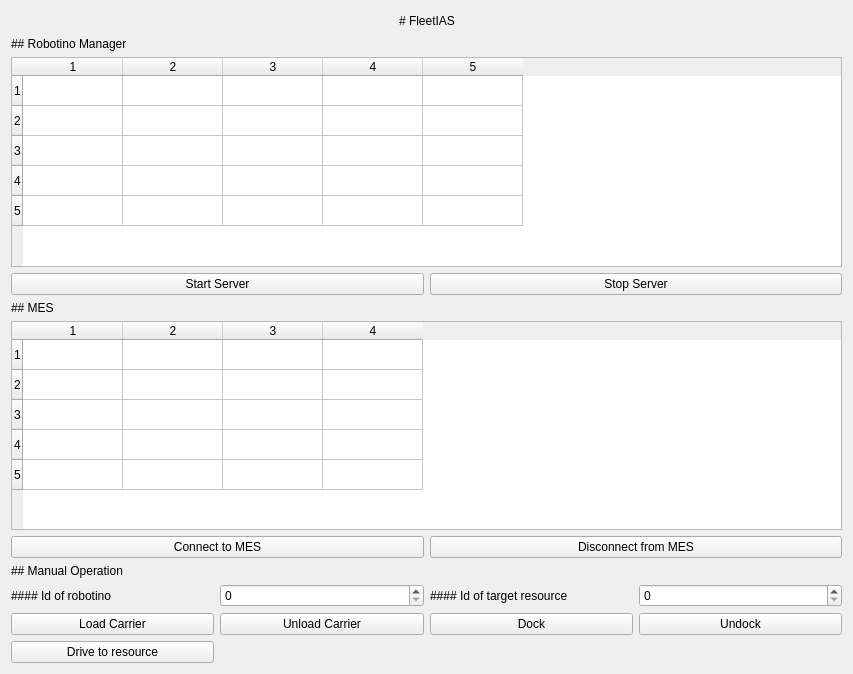
This is frontend/gui.ui in NachtaktiverHalbaffe/FleetIAS as Qt 5 draws it before an edit. The edited form follows.
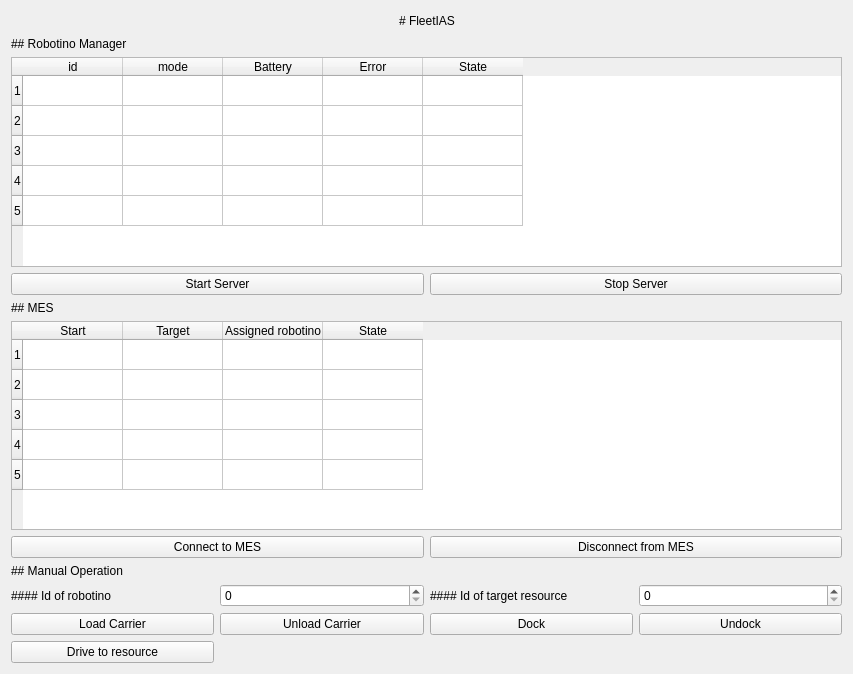
This is the edited form.

Commit message: labeled columns of tabeviews

```diff
--- a/frontend/gui.ui
+++ b/frontend/gui.ui
@@ -111,11 +111,31 @@
        <row/>
        <row/>
        <row/>
-       <column/>
-       <column/>
-       <column/>
-       <column/>
-       <column/>
+       <column>
+        <property name="text">
+         <string>id</string>
+        </property>
+       </column>
+       <column>
+        <property name="text">
+         <string>mode</string>
+        </property>
+       </column>
+       <column>
+        <property name="text">
+         <string>Battery</string>
+        </property>
+       </column>
+       <column>
+        <property name="text">
+         <string>Error</string>
+        </property>
+       </column>
+       <column>
+        <property name="text">
+         <string>State</string>
+        </property>
+       </column>
       </widget>
      </item>
     </layout>
@@ -165,10 +185,26 @@
        <row/>
        <row/>
        <row/>
-       <column/>
-       <column/>
-       <column/>
-       <column/>
+       <column>
+        <property name="text">
+         <string>Start</string>
+        </property>
+       </column>
+       <column>
+        <property name="text">
+         <string>Target</string>
+        </property>
+       </column>
+       <column>
+        <property name="text">
+         <string>Assigned robotino</string>
+        </property>
+       </column>
+       <column>
+        <property name="text">
+         <string>State</string>
+        </property>
+       </column>
       </widget>
      </item>
     </layout>
```
The commit also changes 2 other files.
